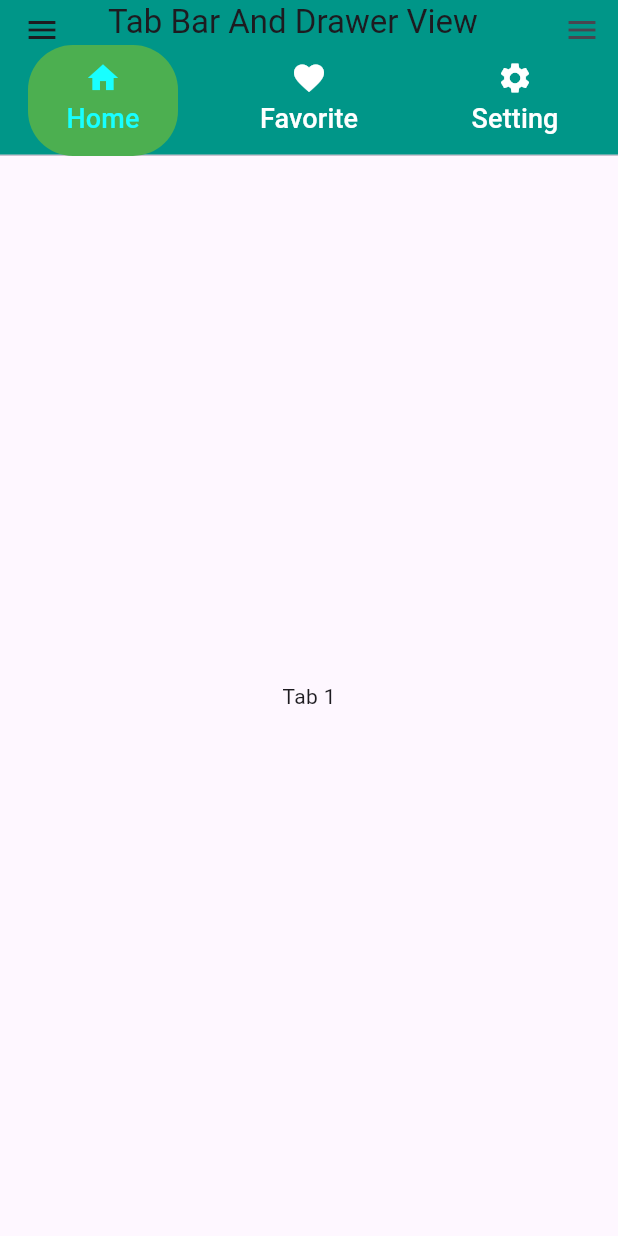
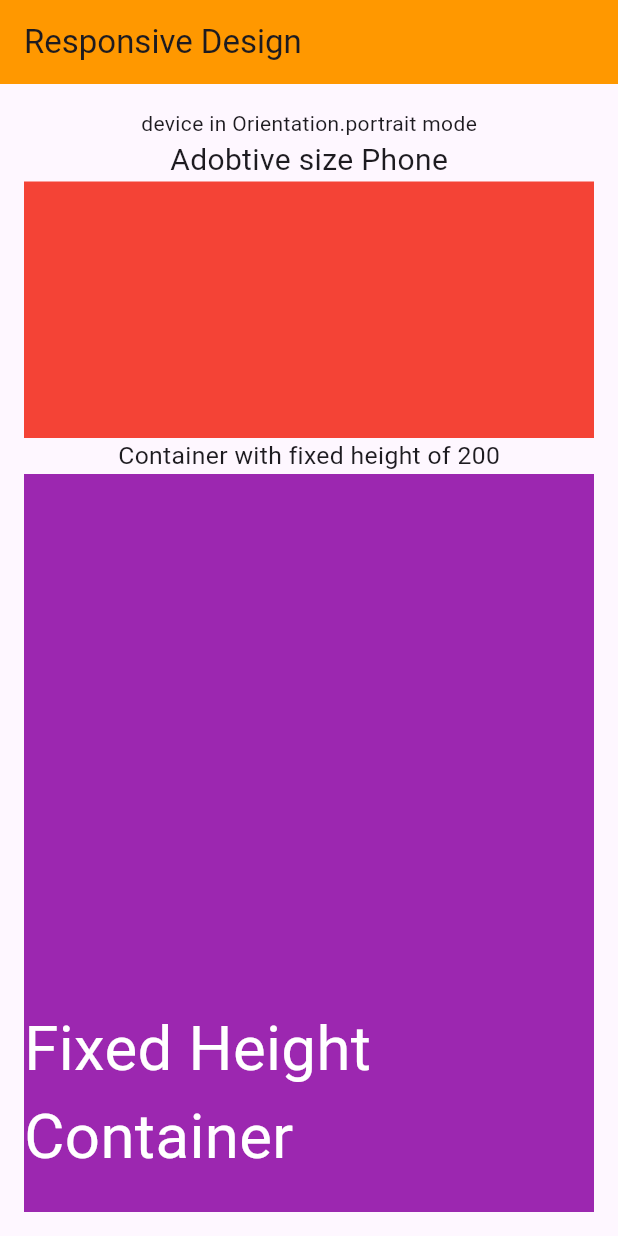
Before and after one commit to sksojib6860/ostad_course, a Flutter app: the screen it shows after launch, on a phone screen of 412 x 824 dp. Run offline on Flutter 3.47's test engine with Material 3 defaults, Android fonts, the phone set to English and light mode, and no system bars.

Commit message:
responsive design

```diff
--- /dev/null
+++ b/lib/module_14/responsive_design.dart
@@ -0,0 +1,87 @@
+import 'package:flutter/material.dart';
+
+class ResponsIveDesing extends StatelessWidget {
+  const ResponsIveDesing({super.key});
+
+  @override
+  Widget build(BuildContext context) {
+    Size Screensize = MediaQuery.of(context).size;
+    final bool isTablet = Screensize.width > 600;
+    Orientation orientation = MediaQuery.of(context).orientation;
+    return Scaffold(
+      appBar: AppBar(
+        backgroundColor: Colors.orange,
+        title: Text('Responsive Design'),
+      ),
+      body: Padding(
+        padding: const EdgeInsets.all(16.0),
+        child: SingleChildScrollView(
+          child: Column(
+            children: [
+              Text('device in ${orientation} mode'),
+              Text(
+                'Adobtive size ${isTablet ? 'Tablet' : 'Phone'}',
+                style: TextStyle(fontSize: 20),
+              ),
+              AspectRatio(
+                aspectRatio: 20 / 9,
+                child: Container(color: Colors.red),
+              ),
+              Text(
+                'Container with fixed height of 200',
+                style: TextStyle(fontSize: Screensize.width * 0.04),
+              ),
+              Container(
+                color: Colors.purple,
+                height: Screensize.height,
+                width: Screensize.width,
+                child: Center(
+                  child: Text(
+                    'Fixed Height Container',
+                    style: TextStyle(
+                      fontSize: 0.1 * Screensize.width,
+                      color: Colors.white,
+                    ),
+                  ),
+                ),
+              ),
+              FractionallySizedBox(
+                widthFactor: 11 / 12,
+                child: Container(
+                  color: Colors.red,
+                  height: 60,
+                  child: Center(
+                    child: Text(
+                      'Fractionally Sized Box',
+                      style: TextStyle(fontSize: 0.06 * Screensize.height),
+                    ),
+                  ),
+                ),
+              ),
+              SizedBox(height: 10),
+              isTablet
+                  ? Row(
+                      mainAxisAlignment: MainAxisAlignment.spaceEvenly,
+                      children: [
+                        Icon(Icons.phone),
+                        Icon(Icons.tablet),
+                        Icon(Icons.phone_iphone),
+                        Icon(Icons.apple),
+                      ],
+                    )
+                  : Column(
+                      mainAxisAlignment: MainAxisAlignment.start,
+                      children: [
+                        Icon(Icons.phone),
+                        Icon(Icons.tablet),
+                        Icon(Icons.phone_iphone),
+                        Icon(Icons.apple),
+                      ],
+                    ),
+            ],
+          ),
+        ),
+      ),
+    );
+  }
+}
--- a/lib/myapp.dart
+++ b/lib/myapp.dart
@@ -1,6 +1,5 @@
 import 'package:flutter/material.dart';
-
-import 'module_12/tab_drawer.dart';
+import 'package:ostad_batch_12/module_14/responsive_design.dart';
 
 class MyApp extends StatelessWidget {
   const MyApp({super.key});
@@ -10,7 +9,7 @@ class MyApp extends StatelessWidget {
     // TODO: implement build
     return MaterialApp(
       //theme: ThemeData(primaryColor: Colors.grey),
-      home: Tab_Drawer(),
+      home: ResponsIveDesing(),
     );
   }
 }
```
